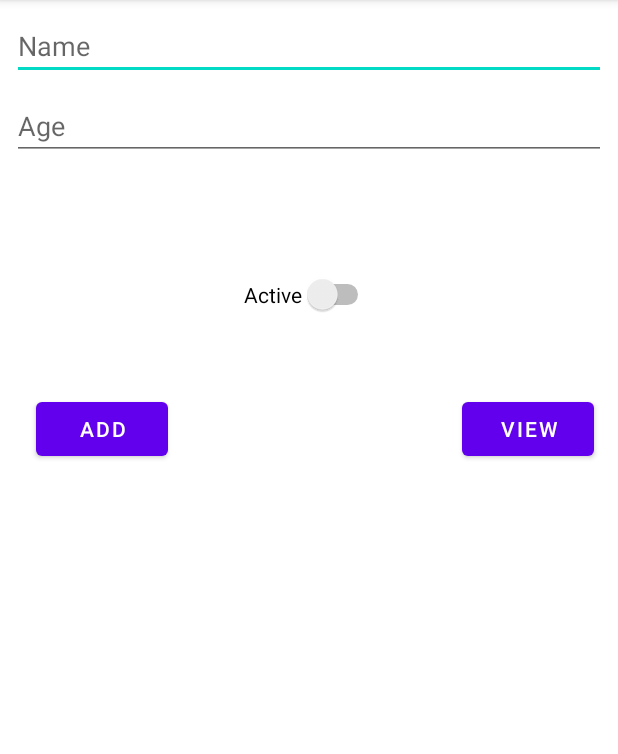
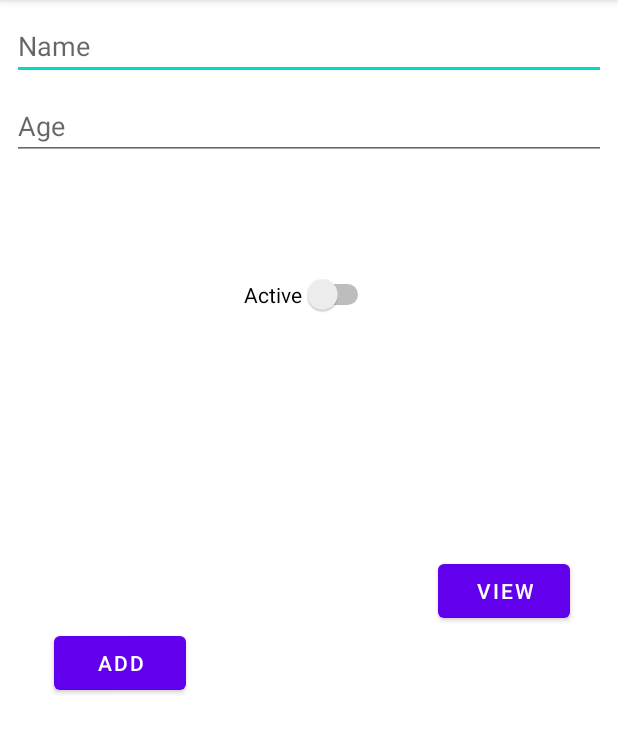
Before and after one commit to xamimran/Mobile_Computing_Progress, an Android app: the screen it shows after launch (MainActivity), on a phone screen of 412 x 824 dp, the part 84-838 px from its top. Run offline under Robolectric (Android 15) with nearby library versions, the phone set to English and light mode, and no system bars.

Commit message:
Updatind Word file

```diff
--- a/DataBase/app/src/main/res/layout/activity_main.xml
+++ b/DataBase/app/src/main/res/layout/activity_main.xml
@@ -51,8 +51,9 @@
         android:id="@+id/buttonView"
         android:layout_width="wrap_content"
         android:layout_height="wrap_content"
-        android:layout_marginTop="52dp"
-        android:layout_marginEnd="16dp"
+        android:layout_marginTop="160dp"
+        android:layout_marginEnd="32dp"
+        android:layout_marginRight="32dp"
         android:text="View"
         app:layout_constraintEnd_toEndOf="parent"
         app:layout_constraintTop_toBottomOf="@+id/switch1" />
@@ -61,8 +62,9 @@
         android:id="@+id/buttonAdd"
         android:layout_width="wrap_content"
         android:layout_height="wrap_content"
-        android:layout_marginStart="24dp"
-        android:layout_marginTop="52dp"
+        android:layout_marginStart="36dp"
+        android:layout_marginLeft="36dp"
+        android:layout_marginTop="208dp"
         android:text="Add"
         app:layout_constraintStart_toStartOf="parent"
         app:layout_constraintTop_toBottomOf="@+id/switch1" />
```
